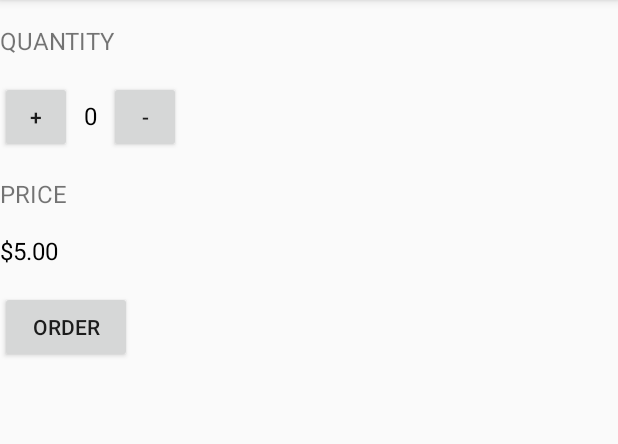
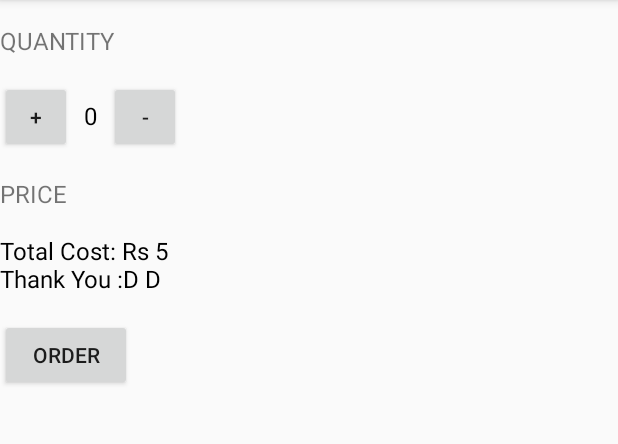
Before and after one commit to jashaswee/JustJava, an Android app: the screen it shows after launch (MainActivity), after a tap on "ORDER", on a phone screen of 412 x 824 dp, the part 84-528 px from its top. Run offline under Robolectric (Android 15) with nearby library versions, the phone set to English and light mode, and no system bars.

Commit message:
Added support to display a message on pressing the order button.

```diff
--- a/app/src/main/java/com/example/android/justjava/MainActivity.java
+++ b/app/src/main/java/com/example/android/justjava/MainActivity.java
@@ -24,8 +24,7 @@ public class MainActivity extends ActionBarActivity {
      * This method is called when the order button is clicked.
      */
     public void submitOrder(View view) {
-        displayPrice(quantity*5);}
-
+        displayMessage("Total Cost: " + (("Rs " + quantity*5)) + "\nThank You :D D");}
 
     public void increment(View view) {
         quantity++;
@@ -46,10 +45,20 @@ public class MainActivity extends ActionBarActivity {
                 R.id.quantity_text_view);
         quantityTextView.setText("" + number);}
 
-        private void displayPrice(int number)
+    /**
+      *This method prints the total cost on the screen
+     */
+
+    private void displayPrice(int number)
     {
         TextView priceTextview=(TextView)findViewById(R.id.price_text_view);
         priceTextview.setText(NumberFormat.getCurrencyInstance().format(number));
     }
-
+    /**
+     * This method displays the given text on the screen.
+     */
+    private void displayMessage(String message) {
+        TextView priceTextView = (TextView) findViewById(R.id.price_text_view);
+        priceTextView.setText(message);
     }
+    }
```
